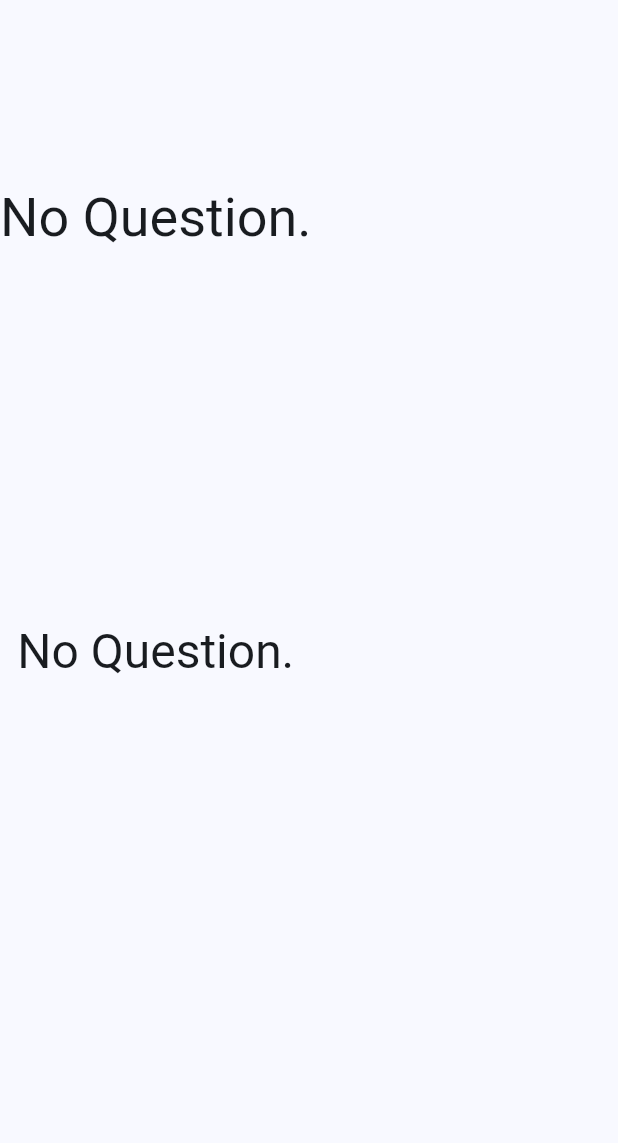
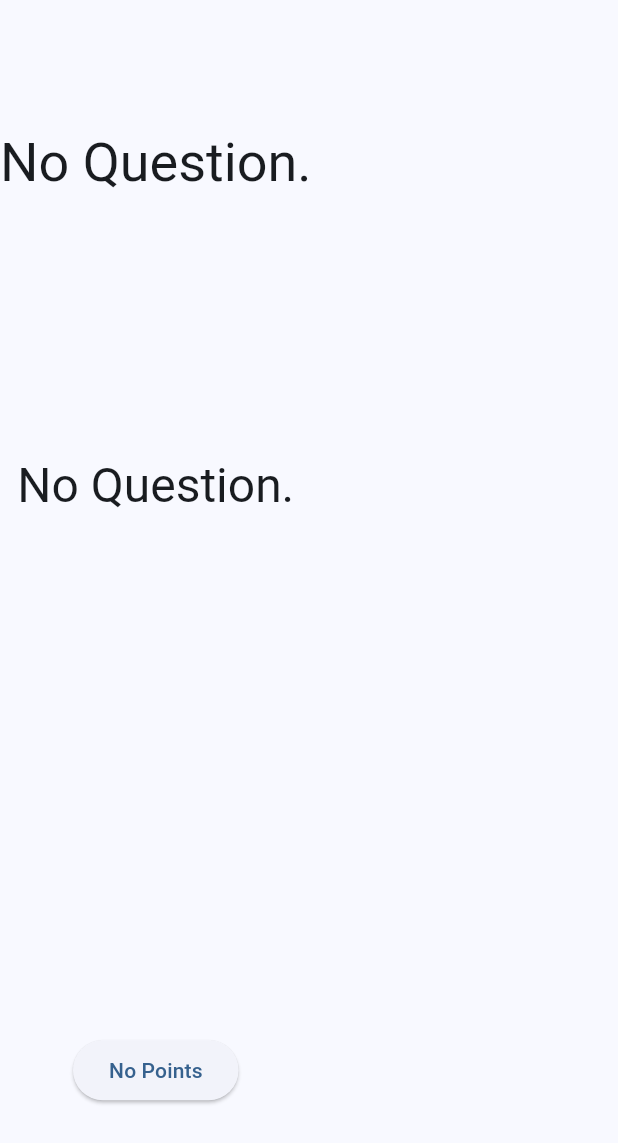
Before and after one commit to gmacgre/trivia, a Flutter app: the BowlAnswer widget shown alone on an empty page, opened directly with empty values, on a phone screen of 412 x 824 dp. Shown: the top 1143 px of the screen. Run offline on Flutter 3.47's test engine with Material 3 defaults, Android fonts, the phone set to English and light mode, and no system bars; our stand-ins replace audioplayers; missing offline and left inert: desktop_multi_window, window_manager.

Commit message:
Small Display Bug

```diff
--- a/lib/pages/answer/bowl_answer.dart
+++ b/lib/pages/answer/bowl_answer.dart
@@ -58,6 +58,14 @@ class _BowlAnswerState extends State<BowlAnswer> {
               child: Text(e.value.name)
             ),
           )).toList(),
+        ),
+        ElevatedButton(
+          onPressed: () {
+            setState(() {
+              _setQuestion();
+            });
+          },
+          child: const Text('No Points')
         )
       ],
     );
```
